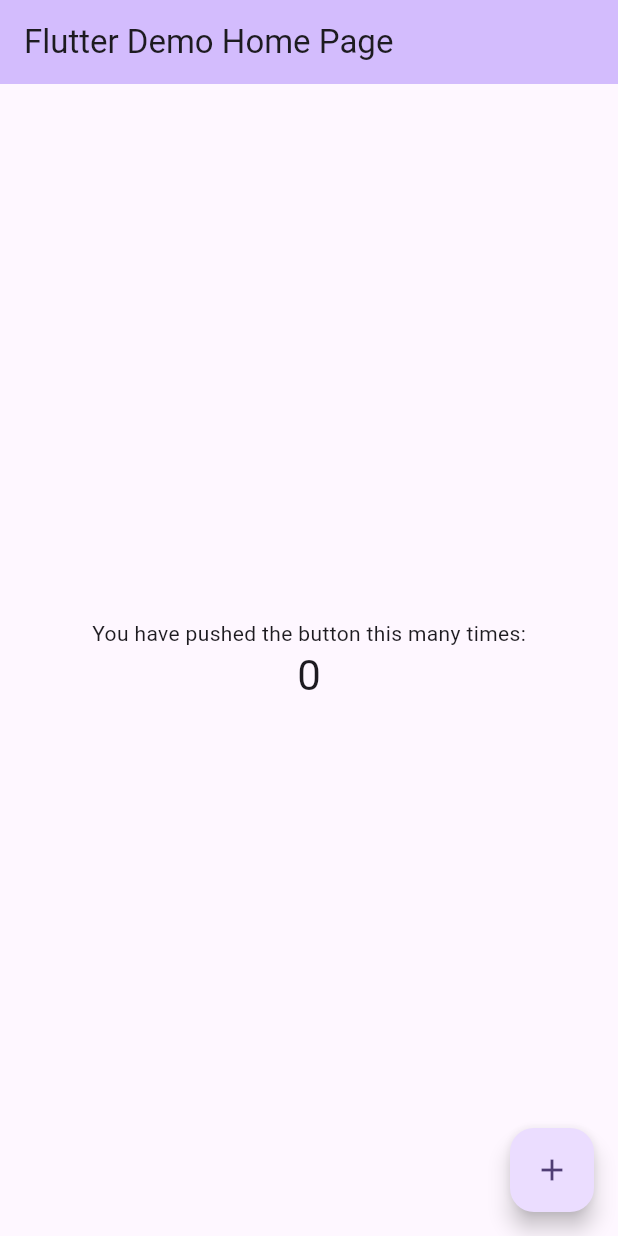
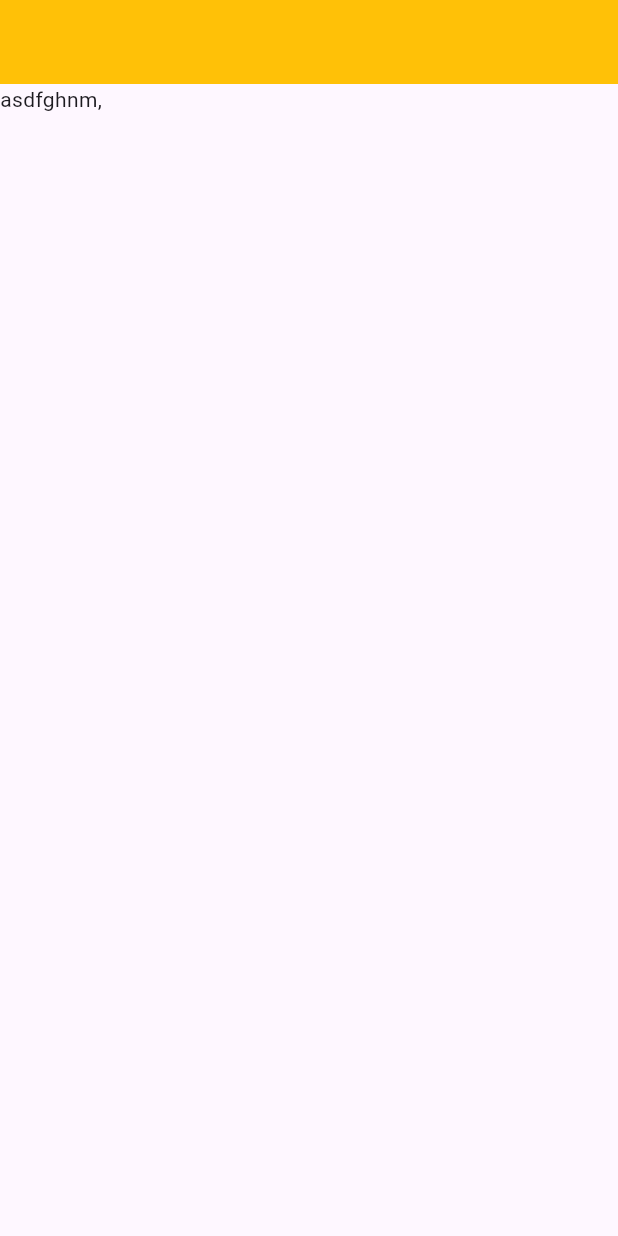
Before and after one commit to Captain-Yami/travel_guide, a Flutter app: the screen it shows after launch, on a phone screen of 412 x 824 dp. Run offline on Flutter 3.47's test engine with Material 3 defaults, Android fonts, the light colour scheme and no system bars.

Commit message:
LoginPage

```diff
--- a/lib/main.dart
+++ b/lib/main.dart
@@ -1,125 +1,6 @@
 import 'package:flutter/material.dart';
+import 'package:travel_guide/user/page/login_page.dart';
 
 void main() {
-  runApp(const MyApp());
+  runApp(MaterialApp(home:LoginPage()));
 }
-
-class MyApp extends StatelessWidget {
-  const MyApp({super.key});
-
-  // This widget is the root of your application.
-  @override
-  Widget build(BuildContext context) {
-    return MaterialApp(
-      title: 'Flutter Demo',
-      theme: ThemeData(
-        // This is the theme of your application.
-        //
-        // TRY THIS: Try running your application with "flutter run". You'll see
-        // the application has a purple toolbar. Then, without quitting the app,
-        // try changing the seedColor in the colorScheme below to Colors.green
-        // and then invoke "hot reload" (save your changes or press the "hot
-        // reload" button in a Flutter-supported IDE, or press "r" if you used
-        // the command line to start the app).
-        //
-        // Notice that the counter didn't reset back to zero; the application
-        // state is not lost during the reload. To reset the state, use hot
-        // restart instead.
-        //
-        // This works for code too, not just values: Most code changes can be
-        // tested with just a hot reload.
-        colorScheme: ColorScheme.fromSeed(seedColor: Colors.deepPurple),
-        useMaterial3: true,
-      ),
-      home: const MyHomePage(title: 'Flutter Demo Home Page'),
-    );
-  }
-}
-
-class MyHomePage extends StatefulWidget {
-  const MyHomePage({super.key, required this.title});
-
-  // This widget is the home page of your application. It is stateful, meaning
-  // that it has a State object (defined below) that contains fields that affect
-  // how it looks.
-
-  // This class is the configuration for the state. It holds the values (in this
-  // case the title) provided by the parent (in this case the App widget) and
-  // used by the build method of the State. Fields in a Widget subclass are
-  // always marked "final".
-
-  final String title;
-
-  @override
-  State<MyHomePage> createState() => _MyHomePageState();
-}
-
-class _MyHomePageState extends State<MyHomePage> {
-  int _counter = 0;
-
-  void _incrementCounter() {
-    setState(() {
-      // This call to setState tells the Flutter framework that something has
-      // changed in this State, which causes it to rerun the build method below
-      // so that the display can reflect the updated values. If we changed
-      // _counter without calling setState(), then the build method would not be
-      // called again, and so nothing would appear to happen.
-      _counter++;
-    });
-  }
-
-  @override
-  Widget build(BuildContext context) {
-    // This method is rerun every time setState is called, for instance as done
-    // by the _incrementCounter method above.
-    //
-    // The Flutter framework has been optimized to make rerunning build methods
-    // fast, so that you can just rebuild anything that needs updating rather
-    // than having to individually change instances of widgets.
-    return Scaffold(
-      appBar: AppBar(
-        // TRY THIS: Try changing the color here to a specific color (to
-        // Colors.amber, perhaps?) and trigger a hot reload to see the AppBar
-        // change color while the other colors stay the same.
-        backgroundColor: Theme.of(context).colorScheme.inversePrimary,
-        // Here we take the value from the MyHomePage object that was created by
-        // the App.build method, and use it to set our appbar title.
-        title: Text(widget.title),
-      ),
-      body: Center(
-        // Center is a layout widget. It takes a single child and positions it
-        // in the middle of the parent.
-        child: Column(
-          // Column is also a layout widget. It takes a list of children and
-          // arranges them vertically. By default, it sizes itself to fit its
-          // children horizontally, and tries to be as tall as its parent.
-          //
-          // Column has various properties to control how it sizes itself and
-          // how it positions its children. Here we use mainAxisAlignment to
-          // center the children vertically; the main axis here is the vertical
-          // axis because Columns are vertical (the cross axis would be
-          // horizontal).
-          //
-          // TRY THIS: Invoke "debug painting" (choose the "Toggle Debug Paint"
-          // action in the IDE, or press "p" in the console), to see the
-          // wireframe for each widget.
-          mainAxisAlignment: MainAxisAlignment.center,
-          children: <Widget>[
-            const Text(
-              'You have pushed the button this many times:',
-            ),
-            Text(
-              '$_counter',
-              style: Theme.of(context).textTheme.headlineMedium,
-            ),
-          ],
-        ),
-      ),
-      floatingActionButton: FloatingActionButton(
-        onPressed: _incrementCounter,
-        tooltip: 'Increment',
-        child: const Icon(Icons.add),
-      ), // This trailing comma makes auto-formatting nicer for build methods.
-    );
-  }
-}
--- /dev/null
+++ b/lib/user/page/login_page.dart
@@ -0,0 +1,11 @@
+import 'package:flutter/material.dart';
+
+class LoginPage extends StatelessWidget {
+  const LoginPage({super.key});
+
+  @override
+  Widget build(BuildContext context) {
+    return Scaffold( appBar:AppBar(backgroundColor:Colors.amber),
+    body: Text('asdfghnm,'),);
+  }
+}
```
